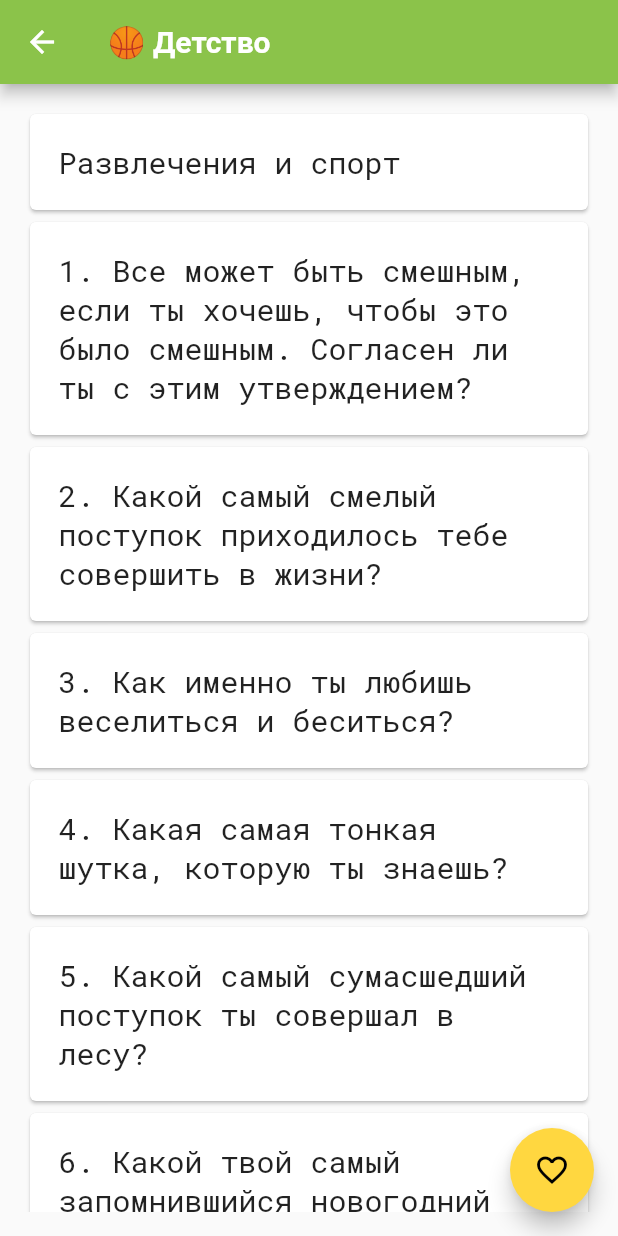
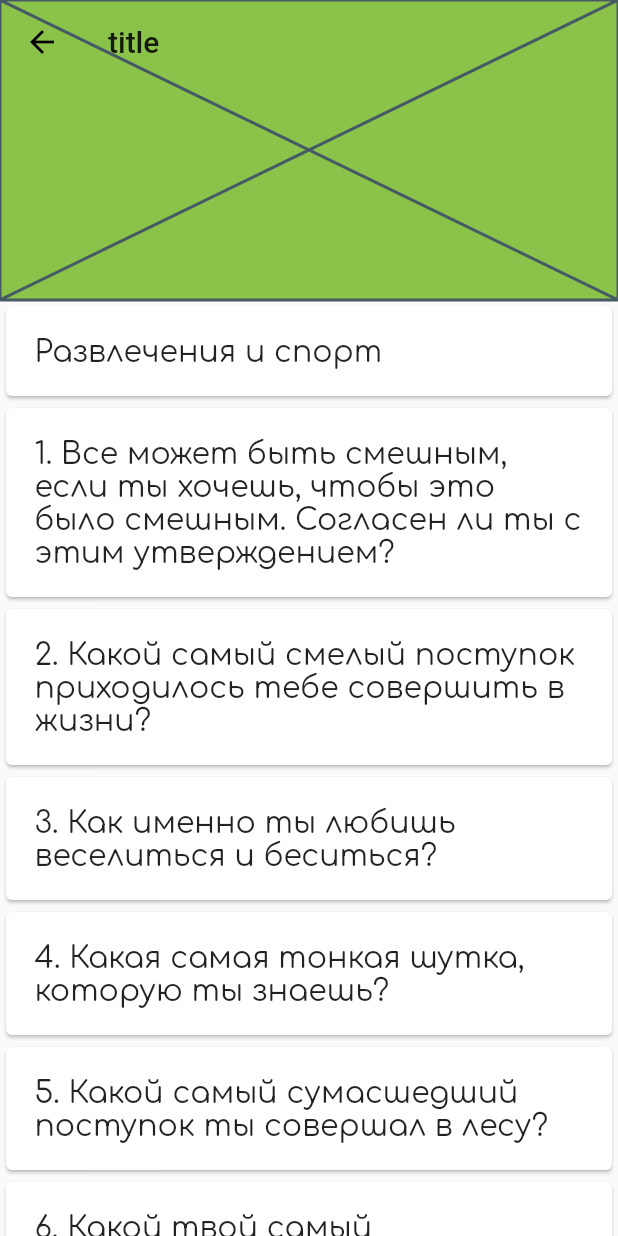
Before and after one commit to tieorange/avocado_questions, a Flutter app: the screen it shows after launch, after a tap on "🏀 Детство", on a phone screen of 412 x 824 dp. Run offline on Flutter 3.47's test engine with Material 2 defaults, Android fonts, the phone set to English and light mode, and no system bars; our stand-ins replace google_fonts, sizer.

Commit message:
Added sliding appBar

```diff
--- a/lib/main.dart
+++ b/lib/main.dart
@@ -1,3 +1,4 @@
+import 'package:avocado_questions/data/questions.dart';
 import 'package:avocado_questions/data/txt_parser_to_object.dart';
 import 'package:avocado_questions/presentation/category_details/CategoryDetailsPage.dart';
 import 'package:flutter/material.dart';
@@ -24,7 +25,7 @@ class MyApp extends StatelessWidget {
             primarySwatch: Colors.lightGreen,
             accentColor: Colors.amberAccent,
             visualDensity: VisualDensity.adaptivePlatformDensity,
-            textTheme: GoogleFonts.robotoMonoTextTheme(
+            textTheme: GoogleFonts.comfortaaTextTheme(
               Theme.of(context).textTheme,
             ),
           ),
@@ -50,7 +51,7 @@ class _MyHomePageState extends State<MyHomePage> {
     return Scaffold(
       appBar: buildAppBar(),
       body: buildCategoriesList(),
-      floatingActionButton: buildFab(),
+      floatingActionButton: buildFab(context),
     );
   }
 
@@ -63,9 +64,23 @@ class _MyHomePageState extends State<MyHomePage> {
     );
   }
 
-  FloatingActionButton buildFab() {
+  FloatingActionButton buildFab(BuildContext context) {
     return FloatingActionButton(
-      onPressed: () {},
+      onPressed: () {
+        final snackBar = SnackBar(
+          content: Text('Yay! A SnackBar!'),
+          action: SnackBarAction(
+            label: 'Undo',
+            onPressed: () {
+              // Some code to undo the change.
+            },
+          ),
+        );
+
+        // Find the Scaffold in the widget tree and use
+        // it to show a SnackBar.
+        Scaffold.of(context).showSnackBar(snackBar);
+      },
       child: Icon(Icons.favorite_border_outlined),
     );
   }
@@ -75,11 +90,8 @@ class _MyHomePageState extends State<MyHomePage> {
     var friends = "👨‍👩‍👦‍👦 Семья и друзья";
     var freeTime = "🚴‍♀ ️Досуг";
 
-    return GridView.count(
-      crossAxisCount: 2,
+    return ListView(
       padding: const EdgeInsets.all(16.0),
-      crossAxisSpacing: 16,
-      mainAxisSpacing: 16,
       children: [
         buildCard(childhood),
         buildCard(friends),
@@ -89,19 +101,22 @@ class _MyHomePageState extends State<MyHomePage> {
   }
 
   buildCard(String categoryName) {
-    return InkWell(
+    return Card(
+      // color: ColorConverter.hexStringToColor("#fdfd96"),
+      color: Colors.lightGreen[100],
+      child: InkWell(
         onTap: () => goToCategoryPage(categoryName),
-      child: Card(
+        child: Padding(
+          padding: const EdgeInsets.all(20.0),
           child: Column(
             children: [
-            Image.network(
-                "https://images.unsplash.com/photo-1519038983316-43241d5d7b61?ixid=MXwxMjA3fDB8MHxwaG90by1wYWdlfHx8fGVufDB8fHw%3D&ixlib=rb-1.2.1&auto=format&fit=crop&w=2700&q=80"),
               Text(
                 categoryName,
                 textAlign: TextAlign.center,
                 style: textStyleListItem(),
               )
             ],
+          ),
         ),
       ),
     );
@@ -111,8 +126,7 @@ class _MyHomePageState extends State<MyHomePage> {
       child: Center(
         child: ListTile(
           contentPadding: EdgeInsets.all(16),
-          title: Image.network(
-              "https://images.unsplash.com/photo-1519038983316-43241d5d7b61?ixid=MXwxMjA3fDB8MHxwaG90by1wYWdlfHx8fGVufDB8fHw%3D&ixlib=rb-1.2.1&auto=format&fit=crop&w=2700&q=80"),
+          title: buildImage(),
           subtitle: Text(
             categoryName,
             textAlign: TextAlign.center,
@@ -124,6 +138,11 @@ class _MyHomePageState extends State<MyHomePage> {
     );
   }
 
+  Image buildImage() {
+    return Image.network(
+        "https://images.unsplash.com/photo-1519038983316-43241d5d7b61?ixid=MXwxMjA3fDB8MHxwaG90by1wYWdlfHx8fGVufDB8fHw%3D&ixlib=rb-1.2.1&auto=format&fit=crop&w=2700&q=80");
+  }
+
   goToCategoryPage(String category) {
     print("GOGOGOGOGOG");
 
--- a/lib/presentation/category_details/CategoryDetailsPage.dart
+++ b/lib/presentation/category_details/CategoryDetailsPage.dart
@@ -14,9 +14,53 @@ class _CategoryDetailsPageState extends State<CategoryDetailsPage> {
   @override
   Widget build(BuildContext context) {
     return Scaffold(
+      // No appbar provided to the Scaffold, only a body with a
+      // CustomScrollView.
+      body: CustomScrollView(
+        slivers: <Widget>[
+          buildSliverAppBar(),
+          FutureBuilder(
+              future: QuestionDatabase.getQuestionByCategoryReal("category"),
+              builder: (BuildContext context,
+                  AsyncSnapshot<List<Question>> snapshot) {
+                // if (!snapshot.hasData) return buildCircularProgressIndicator();
+                return  buildSliverList(snapshot.data);
+              })
+        ],
+      ),
+    );
+
+    return Scaffold(
       appBar: buildAppBar(),
       body: buildQuestionsList(),
       floatingActionButton: buildFavoritesFab(),
+    );
+  }
+
+  SliverAppBar buildSliverAppBar() {
+    return SliverAppBar(
+          // Provide a standard title.
+          title: Text("title"),
+          // Allows the user to reveal the app bar if they begin scrolling
+          // back up the list of items.
+          floating: true,
+          // Display a placeholder widget to visualize the shrinking size.
+          flexibleSpace: Placeholder(),
+          // Make the initial height of the SliverAppBar larger than normal.
+          expandedHeight: 200,
+        );
+  }
+
+  SliverList buildSliverList(List<Question> data) {
+    return SliverList(
+      // Use a delegate to build items as they're scrolled on screen.
+      delegate: SliverChildBuilderDelegate(
+        // The builder function returns a ListTile with a title that
+        // displays the index of the current item.
+        (context, index) => buildListItem(index, data[index]),
+        // Builds 1000 ListTiles
+        childCount: data.length,
+      ),
     );
   }
 
@@ -39,7 +83,8 @@ class _CategoryDetailsPageState extends State<CategoryDetailsPage> {
             }));
   }
 
-  buildCircularProgressIndicator() => Center(child: CircularProgressIndicator());
+  buildCircularProgressIndicator() =>
+      Center(child: CircularProgressIndicator());
 
   AppBar buildAppBar() => AppBar(
       iconTheme: IconThemeData(
```
Also changed, not shown: 1 other file. Lines whose indentation alone changed are shown as unchanged.
